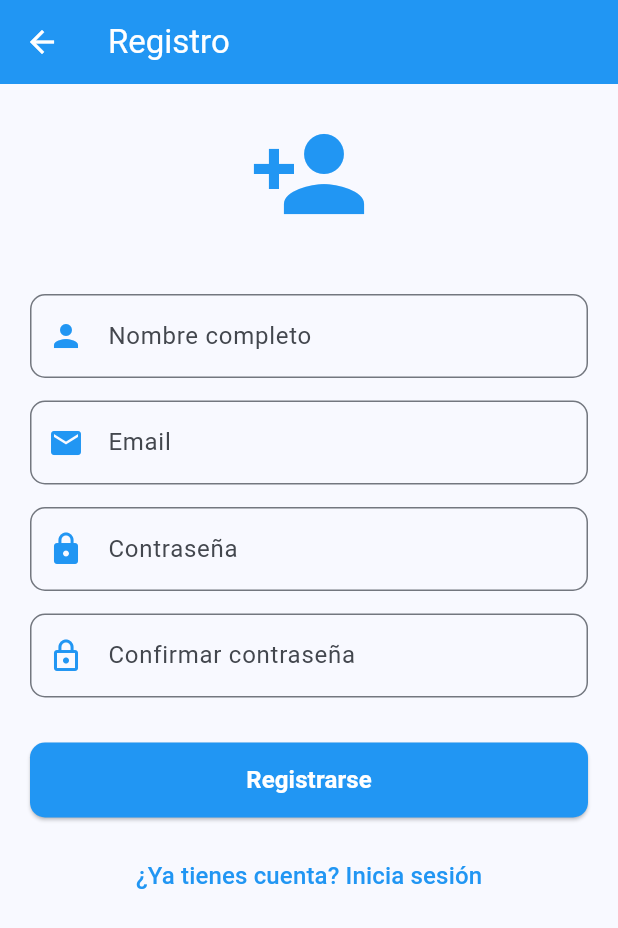
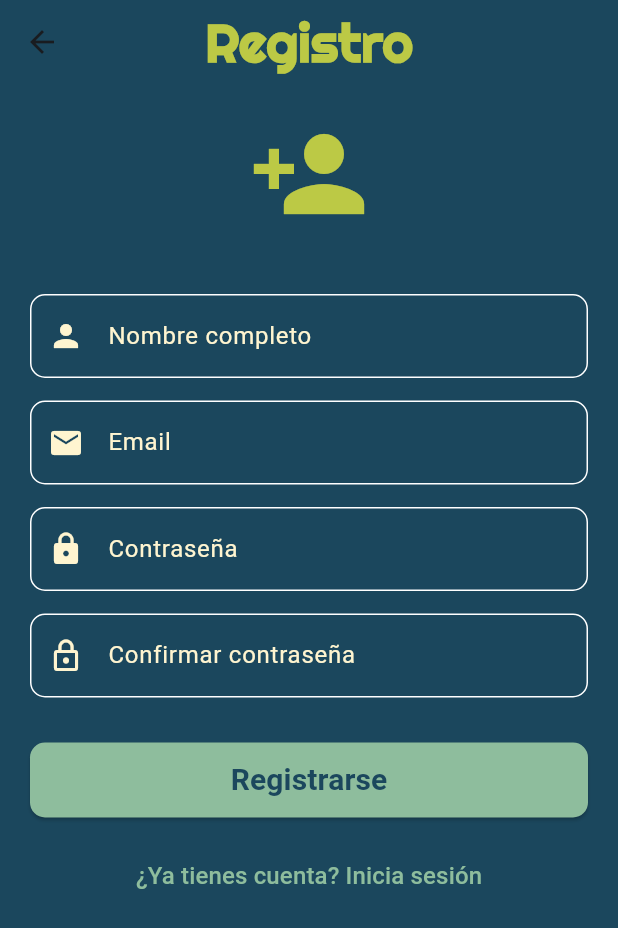
Before and after one commit to bsjc1024/Hackpue2025, a Flutter app: the RegisterScreen screen opened directly, on a phone screen of 412 x 824 dp. Shown: the top 928 px of the screen. Run offline on Flutter 3.47's test engine with Material 3 defaults, Android fonts, the phone set to English and light mode, and no system bars; our stand-ins replace google_fonts.

Commit message:
Fourth Commit

```diff
--- a/flutter_app/lib/main.dart
+++ b/flutter_app/lib/main.dart
@@ -1,9 +1,9 @@
 import 'package:flutter/material.dart';
 //import 'screen/login_screen.dart';
 //import 'screen/register.dart';
-import 'screen/university_question_screen.dart';
+//import 'screen/university_question_screen.dart';
 //import 'screen/exam_question_screen.dart';
-//import 'screen/disponibilidad_screen.dart';
+import 'screen/disponibilidad_screen.dart';
 //import 'screen/exam_ubication.dart';
 
 void main() {
@@ -22,7 +22,7 @@ class MyApp extends StatelessWidget {
         colorScheme: ColorScheme.fromSeed(seedColor: Colors.blue),
         useMaterial3: true,
       ),
-      home: const UniversityQuestionScreen(),
+      home: const DisponibilidadScreen(),
 
       //routes: {
         //'/login': (context) => const LoginScreen(),
--- a/flutter_app/lib/screen/register.dart
+++ b/flutter_app/lib/screen/register.dart
@@ -1,4 +1,5 @@
 import 'package:flutter/material.dart';
+import 'package:google_fonts/google_fonts.dart';
 
 class RegisterScreen extends StatelessWidget {
   const RegisterScreen({super.key});
@@ -6,11 +7,20 @@ class RegisterScreen extends StatelessWidget {
   @override
   Widget build(BuildContext context) {
     return Scaffold(
-      appBar: AppBar(
-        title: const Text("Registro"),
-        backgroundColor: Colors.blue,
-        foregroundColor: Colors.white,
+      backgroundColor: const Color(0xFF1B475D), // Fondo de toda la vista
+  appBar: AppBar(
+    backgroundColor: const Color(0xFF1B475D), // Fondo igual al body
+    elevation: 0, // Quita sombra
+    centerTitle: true, // Centrar título
+    title: Text(
+      "Registro",
+      style: GoogleFonts.righteous(
+        fontSize: 35,
+        fontWeight: FontWeight.bold,
+        color: const Color.fromARGB(255, 188, 201, 69),
       ),
+    ),
+  ),
       body: Padding(
         padding: const EdgeInsets.all(20),
         child: SingleChildScrollView(
@@ -20,63 +30,96 @@ class RegisterScreen extends StatelessWidget {
               const Icon(
                 Icons.person_add,
                 size: 80,
-                color: Colors.blue,
+                color: Color.fromARGB(255, 188, 201, 69),
               ),
               const SizedBox(height: 40),
 
+              // Nombre
               TextField(
+                style: const TextStyle(color: Color(0xFFFFF5D0)), // 👈 Texto escrito
                 decoration: InputDecoration(
                   labelText: "Nombre completo",
-                  border: OutlineInputBorder(
+                  labelStyle: const TextStyle(color: Color(0xFFFFF5D0)), // 👈 Label blanco
+                  enabledBorder: OutlineInputBorder(
                     borderRadius: BorderRadius.circular(10),
+                    borderSide: const BorderSide(color: Colors.white), // 👈 Borde blanco
                   ),
-                  prefixIcon: const Icon(Icons.person, color: Colors.blue),
+                  focusedBorder: OutlineInputBorder(
+                    borderRadius: BorderRadius.circular(10),
+                    borderSide: const BorderSide(color: Color(0xFF8EBD9D)), // 👈 Verde al enfocar
+                  ),
+                  prefixIcon: const Icon(Icons.person, color: Color(0xFFFFF5D0)),
                 ),
               ),
               const SizedBox(height: 15),
 
+              // Email
               TextField(
+                style: const TextStyle(color: Color(0xFFFFF5D0)),
                 decoration: InputDecoration(
                   labelText: "Email",
-                  border: OutlineInputBorder(
+                  labelStyle: const TextStyle(color: Color(0xFFFFF5D0)),
+                  enabledBorder: OutlineInputBorder(
                     borderRadius: BorderRadius.circular(10),
+                    borderSide: const BorderSide(color: Colors.white),
                   ),
-                  prefixIcon: const Icon(Icons.email, color: Colors.blue),
+                  focusedBorder: OutlineInputBorder(
+                    borderRadius: BorderRadius.circular(10),
+                    borderSide: const BorderSide(color: Color(0xFF8EBD9D)),
+                  ),
+                  prefixIcon: const Icon(Icons.email, color: Color(0xFFFFF5D0)),
                 ),
               ),
               const SizedBox(height: 15),
 
+              // Contraseña
               TextField(
                 obscureText: true,
+                style: const TextStyle(color: Color(0xFFFFF5D0)),
                 decoration: InputDecoration(
                   labelText: "Contraseña",
-                  border: OutlineInputBorder(
+                  labelStyle: const TextStyle(color: Color(0xFFFFF5D0)),
+                  enabledBorder: OutlineInputBorder(
                     borderRadius: BorderRadius.circular(10),
+                    borderSide: const BorderSide(color: Colors.white),
                   ),
-                  prefixIcon: const Icon(Icons.lock, color: Colors.blue),
+                  focusedBorder: OutlineInputBorder(
+                    borderRadius: BorderRadius.circular(10),
+                    borderSide: const BorderSide(color: Color(0xFF8EBD9D)),
+                  ),
+                  prefixIcon: const Icon(Icons.lock, color: Color(0xFFFFF5D0)),
                 ),
               ),
               const SizedBox(height: 15),
 
+              // Confirmar contraseña
               TextField(
                 obscureText: true,
+                style: const TextStyle(color: Color(0xFFFFF5D0)),
                 decoration: InputDecoration(
                   labelText: "Confirmar contraseña",
-                  border: OutlineInputBorder(
+                  labelStyle: const TextStyle(color: Color(0xFFFFF5D0)),
+                  enabledBorder: OutlineInputBorder(
                     borderRadius: BorderRadius.circular(10),
+                    borderSide: const BorderSide(color: Colors.white),
                   ),
-                  prefixIcon: const Icon(Icons.lock_outline, color: Colors.blue),
+                  focusedBorder: OutlineInputBorder(
+                    borderRadius: BorderRadius.circular(10),
+                    borderSide: const BorderSide(color: Color(0xFF8EBD9D)),
+                  ),
+                  prefixIcon: const Icon(Icons.lock_outline, color: Color(0xFFFFF5D0)),
                 ),
               ),
               const SizedBox(height: 30),
 
+              // Botón
               SizedBox(
                 width: double.infinity,
                 height: 50,
                 child: ElevatedButton(
                   style: ElevatedButton.styleFrom(
-                    backgroundColor: Colors.blue,
-                    foregroundColor: Colors.white,
+                    backgroundColor: const Color(0xFF8EBD9D),
+                    foregroundColor: const Color(0xFF1B475D),
                     shape: RoundedRectangleBorder(
                       borderRadius: BorderRadius.circular(10),
                     ),
@@ -85,11 +128,11 @@ class RegisterScreen extends StatelessWidget {
                     ScaffoldMessenger.of(context).showSnackBar(
                       const SnackBar(content: Text("Cuenta creada con éxito")),
                     );
-                    Navigator.pop(context); // 👈 regresa al login
+                    Navigator.pop(context);
                   },
                   child: const Text(
                     "Registrarse",
-                    style: TextStyle(fontSize: 16, fontWeight: FontWeight.w600),
+                    style: TextStyle(fontSize: 20, fontWeight: FontWeight.w600),
                   ),
                 ),
               ),
@@ -101,7 +144,7 @@ class RegisterScreen extends StatelessWidget {
                 },
                 child: const Text(
                   "¿Ya tienes cuenta? Inicia sesión",
-                  style: TextStyle(color: Colors.blue, fontSize: 16),
+                  style: TextStyle(color: Color(0xFF8EBD9D), fontSize: 16),
                 ),
               ),
             ],
```
Also changed, not shown: flutter_app/lib/screen/disponibilidad_screen.dart (+60 -6 lines), flutter_app/lib/screen/university_question_screen.dart (+11 -15 lines).
